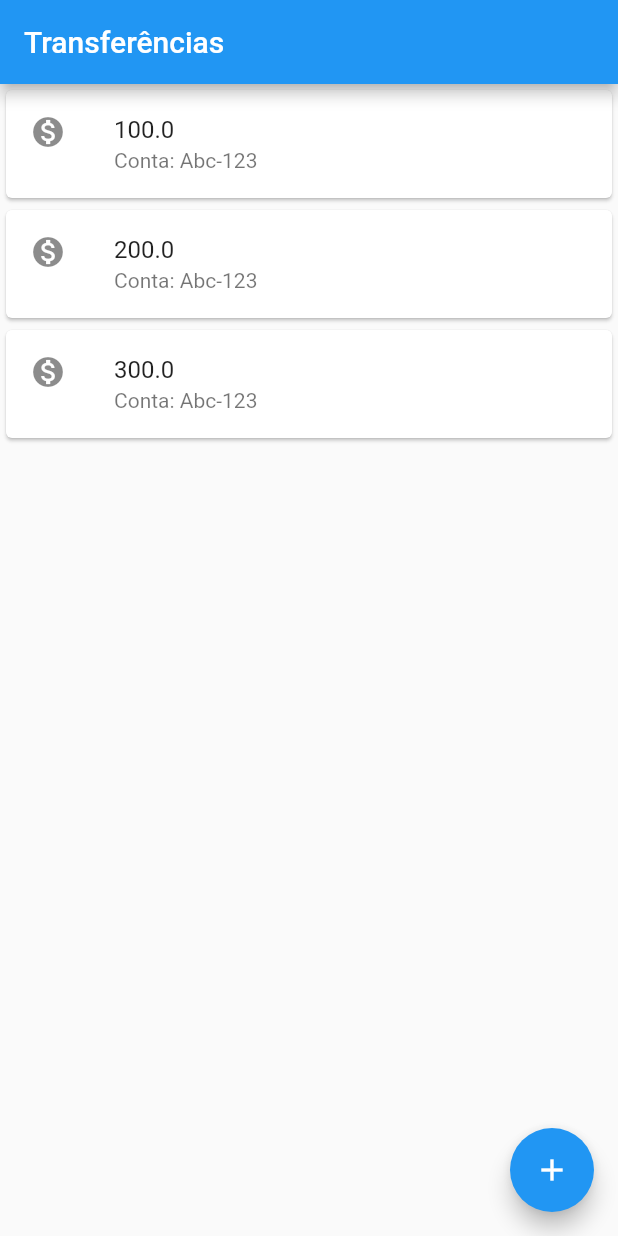
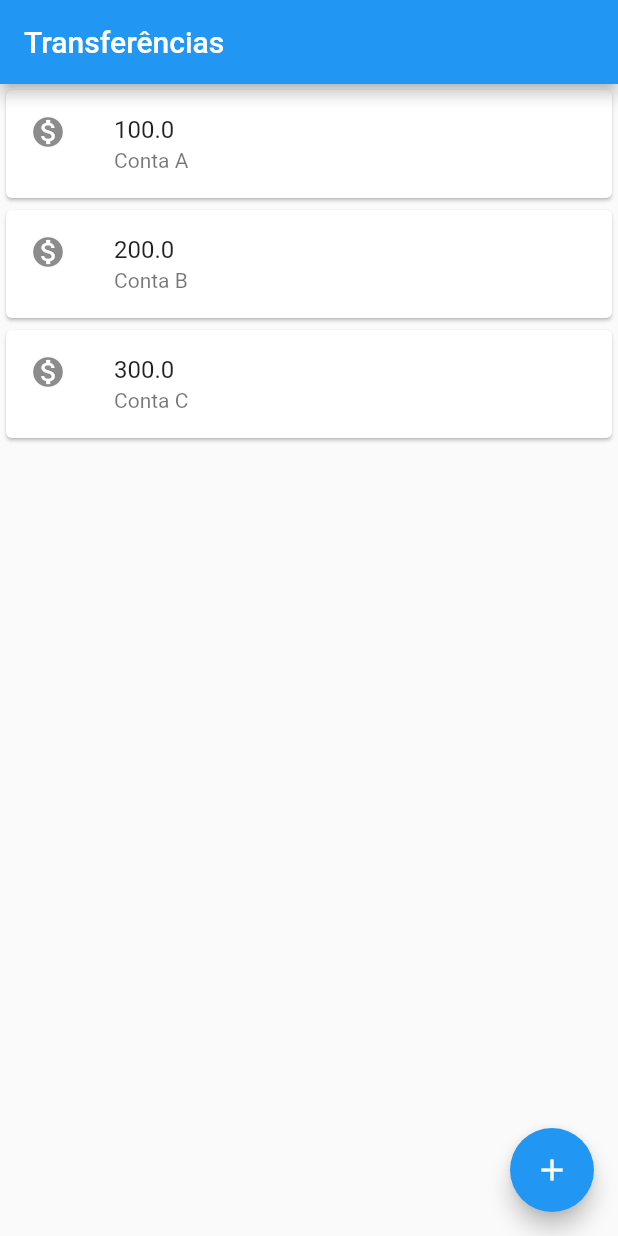
Before and after one commit to EduardoMarques-Dev/ByteBank-Flutter, a Flutter app: the screen it shows after launch, on a phone screen of 412 x 824 dp. Run offline on Flutter 3.47's test engine with Material 2 defaults, Android fonts, the phone set to English and light mode, and no system bars.

Commit message:
Aula 0.5

```diff
--- a/lib/main.dart
+++ b/lib/main.dart
@@ -5,32 +5,43 @@ void main() => runApp(MaterialApp(
         appBar: AppBar(
           title: Text("Transferências"),
         ),
-        body: Column(
-          children: const [
-            Card(
-              child: ListTile(
-                title: Text("100.0"),
-                subtitle: Text("Conta: Abc-123"),
-                leading: Icon(Icons.monetization_on),
-              ),
-            ),Card(
-              child: ListTile(
-                title: Text("200.0"),
-                subtitle: Text("Conta: Abc-123"),
-                leading: Icon(Icons.monetization_on),
-              ),
-            ),Card(
-              child: ListTile(
-                title: Text("300.0"),
-                subtitle: Text("Conta: Abc-123"),
-                leading: Icon(Icons.monetization_on),
-              ),
-            ),
-          ],
-        ),
+        body: ListaTransferencias(),
         floatingActionButton: FloatingActionButton(
           child: Icon(Icons.add),
           onPressed: null,
         ),
       ),
     ));
+
+class ListaTransferencias extends StatelessWidget {
+  @override
+  Widget build(BuildContext context) {
+    return Column(
+      children: <Widget> [
+        ItemTransferencia('100.0','Conta A'),
+        ItemTransferencia('200.0','Conta B'),
+        ItemTransferencia('300.0','Conta C'),
+      ],
+    );
+  }
+}
+
+class ItemTransferencia extends StatelessWidget {
+
+  final String valor;
+  final String numeroConta;
+
+  ItemTransferencia(this.valor, this.numeroConta);
+
+  @override
+  Widget build(BuildContext context) {
+    return  Card(
+      child: ListTile(
+        title: Text(valor),
+        subtitle: Text(numeroConta),
+        leading: Icon(Icons.monetization_on),
+      ),
+    );
+  }
+
+}
```
